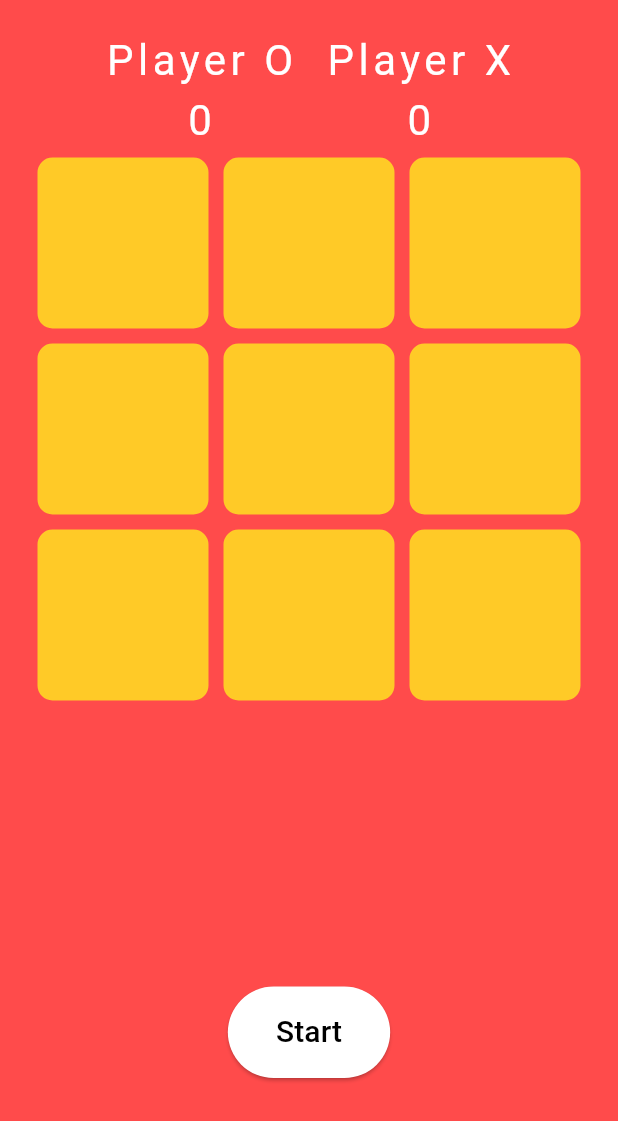
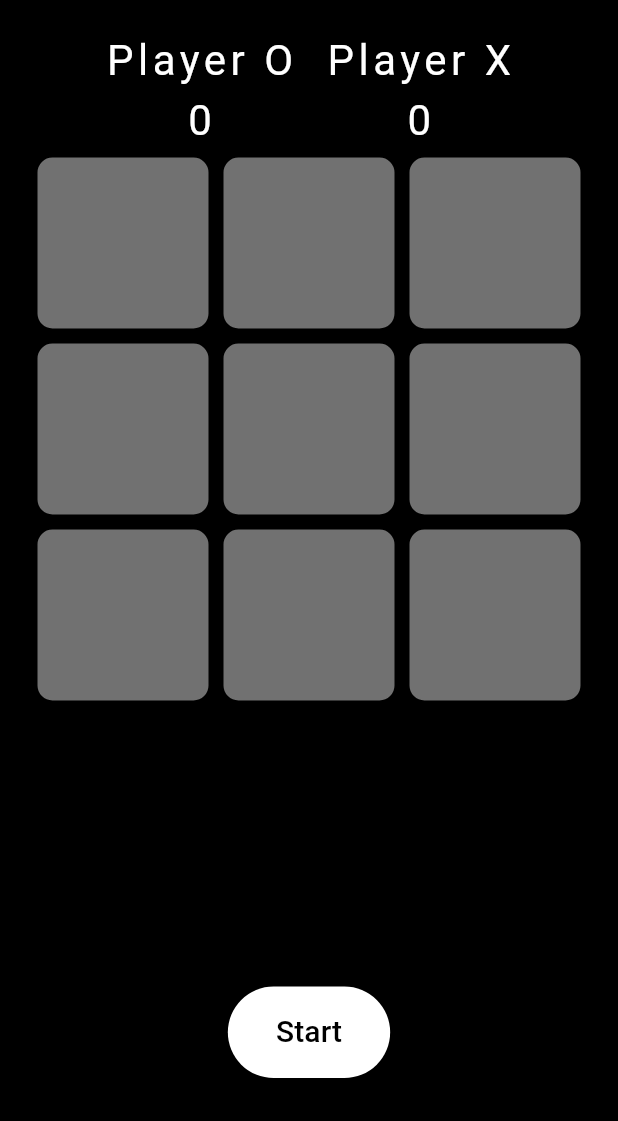
Before and after one commit to ThiagoValmir/flutter-tic-tac-toe-game, a Flutter app: the screen it shows after launch, on a phone screen of 412 x 824 dp. Shown: the top 1121 px of the screen. Run offline on Flutter 3.47's test engine with Material 3 defaults, Android fonts, the phone set to English and light mode, and no system bars; our stand-ins replace google_fonts; Roboto replaces fonts that are missing (Coiny).

Commit message:
fix: made some visual changes

```diff
--- a/lib/constants/colors.dart
+++ b/lib/constants/colors.dart
@@ -1,7 +1,7 @@
 import 'package:flutter/material.dart';
 
 class MainColor {
-  static Color primaryColor = Color(0xFFff4b4b);
-  static Color secondaryColor = Color(0xFFffca27);
-  static Color accentColor = Color(0xFF4169e8);
+  static Color primaryColor = Color(0xff000000);
+  static Color secondaryColor = Color(0xff717171);
+  static Color accentColor = Color(0xffffea00);
 }
```
